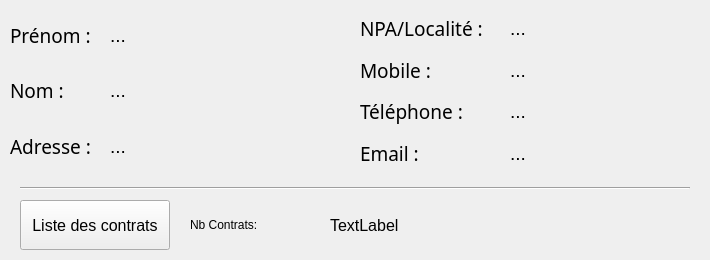
First picture: the form in sploks/views/customer_inspector.ui, repository LPOdev/Sploks, before the edit.
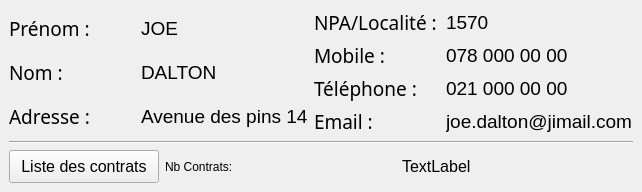
Second picture: the form after the edit.

Commit message: T41 Refactorisation d'interfaces

```diff
--- a/sploks/views/customer_inspector.ui
+++ b/sploks/views/customer_inspector.ui
@@ -6,28 +6,24 @@
    <rect>
     <x>0</x>
     <y>0</y>
-    <width>710</width>
-    <height>260</height>
+    <width>642</width>
+    <height>192</height>
    </rect>
   </property>
+  <property name="minimumSize">
+   <size>
+    <width>642</width>
+    <height>192</height>
+   </size>
+  </property>
   <property name="windowTitle">
    <string>Detail Customer</string>
   </property>
   <widget class="QWidget" name="centralwidget">
-   <widget class="QWidget" name="verticalLayoutWidget">
-    <property name="geometry">
-     <rect>
-      <x>10</x>
-      <y>10</y>
-      <width>100</width>
-      <height>161</height>
-     </rect>
-    </property>
-    <property name="font">
-     <font>
-      <pointsize>10</pointsize>
-     </font>
-    </property>
+   <layout class="QVBoxLayout" name="verticalLayout_5">
+    <item>
+     <layout class="QHBoxLayout" name="horizontalLayout">
+      <item>
     <layout class="QVBoxLayout" name="verticalLayout">
      <item>
       <widget class="QLabel" name="label_2">
@@ -87,16 +83,8 @@
       </widget>
      </item>
     </layout>
-   </widget>
-   <widget class="QWidget" name="verticalLayoutWidget_2">
-    <property name="geometry">
-     <rect>
-      <x>110</x>
-      <y>10</y>
-      <width>211</width>
-      <height>161</height>
-     </rect>
-    </property>
+      </item>
+      <item>
     <layout class="QVBoxLayout" name="verticalLayout_2">
      <item>
       <widget class="QLabel" name="lblPrenom">
@@ -115,7 +103,7 @@
 font: 87 14pt &quot;Arial&quot;;</string>
        </property>
        <property name="text">
-        <string>...</string>
+           <string>JOE</string>
        </property>
       </widget>
      </item>
@@ -136,7 +124,7 @@
 font: 87 14pt &quot;Arial&quot;;</string>
        </property>
        <property name="text">
-        <string>...</string>
+           <string>DALTON</string>
        </property>
       </widget>
      </item>
@@ -157,26 +145,13 @@
 font: 87 14pt &quot;Arial&quot;;</string>
        </property>
        <property name="text">
-        <string>...</string>
+           <string>Avenue des pins 14</string>
        </property>
       </widget>
      </item>
     </layout>
-   </widget>
-   <widget class="QWidget" name="verticalLayoutWidget_3">
-    <property name="geometry">
-     <rect>
-      <x>360</x>
-      <y>10</y>
-      <width>147</width>
-      <height>161</height>
-     </rect>
-    </property>
-    <property name="font">
-     <font>
-      <pointsize>10</pointsize>
-     </font>
-    </property>
+      </item>
+      <item>
     <layout class="QVBoxLayout" name="verticalLayout_3">
      <item>
       <widget class="QLabel" name="label_8">
@@ -255,16 +230,8 @@
       </widget>
      </item>
     </layout>
-   </widget>
-   <widget class="QWidget" name="verticalLayoutWidget_4">
-    <property name="geometry">
-     <rect>
-      <x>510</x>
-      <y>10</y>
-      <width>181</width>
-      <height>161</height>
-     </rect>
-    </property>
+      </item>
+      <item>
     <layout class="QVBoxLayout" name="verticalLayout_4">
      <item>
       <widget class="QLabel" name="lblNPA">
@@ -283,7 +250,7 @@
 font: 87 14pt &quot;Arial&quot;;</string>
        </property>
        <property name="text">
-        <string>...</string>
+           <string>1570</string>
        </property>
       </widget>
      </item>
@@ -304,7 +271,7 @@
 font: 87 14pt &quot;Arial&quot;;</string>
        </property>
        <property name="text">
-        <string>...</string>
+           <string>078 000 00 00</string>
        </property>
       </widget>
      </item>
@@ -325,7 +292,7 @@
 font: 87 14pt &quot;Arial&quot;;</string>
        </property>
        <property name="text">
-        <string>...</string>
+           <string>021 000 00 00</string>
        </property>
       </widget>
      </item>
@@ -346,20 +313,30 @@
 font: 87 14pt &quot;Arial&quot;;</string>
        </property>
        <property name="text">
-        <string>...</string>
+           <string>joe.dalton@jimail.com</string>
        </property>
       </widget>
      </item>
     </layout>
-   </widget>
+      </item>
+     </layout>
+    </item>
+    <item>
+     <widget class="Line" name="line">
+      <property name="orientation">
+       <enum>Qt::Horizontal</enum>
+      </property>
+     </widget>
+    </item>
+    <item>
+     <layout class="QHBoxLayout" name="horizontalLayout_2">
+      <item>
    <widget class="QPushButton" name="btnContracts">
-    <property name="geometry">
-     <rect>
-      <x>20</x>
-      <y>200</y>
+        <property name="maximumSize">
+         <size>
       <width>150</width>
       <height>50</height>
-     </rect>
+         </size>
     </property>
     <property name="font">
      <font>
@@ -380,46 +357,9 @@
      <bool>false</bool>
     </property>
    </widget>
-   <widget class="Line" name="line">
-    <property name="geometry">
-     <rect>
-      <x>20</x>
-      <y>180</y>
-      <width>670</width>
-      <height>16</height>
-     </rect>
-    </property>
-    <property name="orientation">
-     <enum>Qt::Horizontal</enum>
-    </property>
-   </widget>
-   <widget class="QLabel" name="lbl_nbContracts">
-    <property name="geometry">
-     <rect>
-      <x>330</x>
-      <y>217</y>
-      <width>81</width>
-      <height>16</height>
-     </rect>
-    </property>
-    <property name="font">
-     <font>
-      <pointsize>12</pointsize>
-     </font>
-    </property>
-    <property name="text">
-     <string>TextLabel</string>
-    </property>
-   </widget>
+      </item>
+      <item>
    <widget class="QLabel" name="label_5">
-    <property name="geometry">
-     <rect>
-      <x>190</x>
-      <y>215</y>
-      <width>131</width>
-      <height>20</height>
-     </rect>
-    </property>
     <property name="styleSheet">
      <string notr="true">font: 87 14pt &quot;Arial Black&quot;;</string>
     </property>
@@ -427,6 +367,22 @@
      <string>Nb Contrats:</string>
     </property>
    </widget>
+      </item>
+      <item>
+       <widget class="QLabel" name="lbl_nbContracts">
+        <property name="font">
+         <font>
+          <pointsize>12</pointsize>
+         </font>
+        </property>
+        <property name="text">
+         <string>TextLabel</string>
+        </property>
+       </widget>
+      </item>
+     </layout>
+    </item>
+   </layout>
   </widget>
  </widget>
  <resources/>
```
Lines whose indentation alone changed are shown as unchanged. The commit also changes 6 other files.
